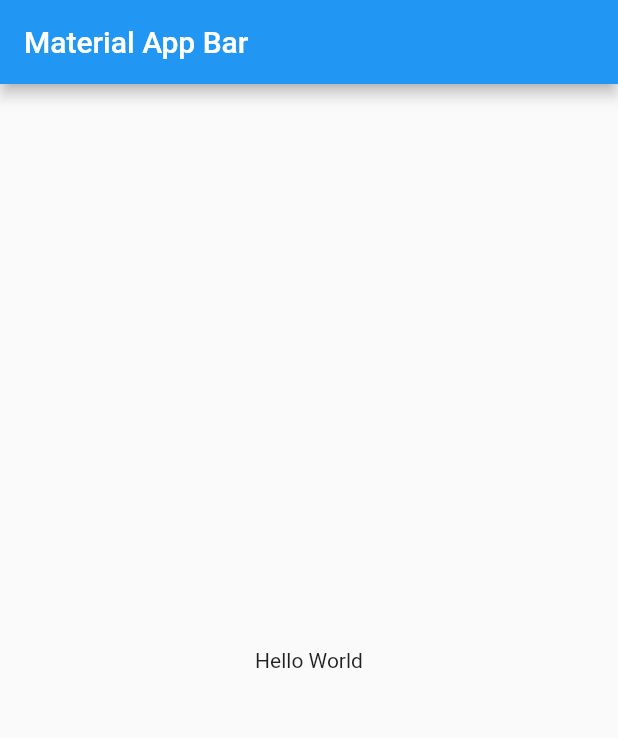
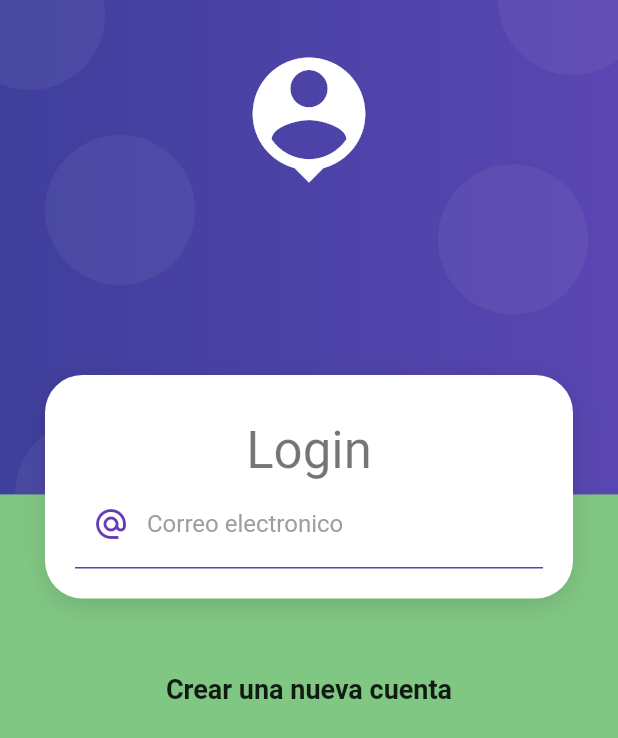
Before and after one commit to ramosjb7/tienda_zapatos, a Flutter app: the screen it shows after launch, on a phone screen of 412 x 824 dp. Shown: the top 738 px of the screen. Run offline on Flutter 3.47's test engine with Material 2 defaults, Android fonts, the phone set to English and light mode, and no system bars.

Commit message:
Primera parte de login formilario

```diff
--- a/lib/main.dart
+++ b/lib/main.dart
@@ -1,4 +1,5 @@
 import 'package:flutter/material.dart';
+import 'package:proyecto_final/screens/screens.dart';
 
 void main() => runApp(const MyApp());
 
@@ -11,16 +12,16 @@ class MyApp extends StatelessWidget {
   Widget build(BuildContext context) {
     return MaterialApp(
       debugShowCheckedModeBanner: false,
-      title: 'Material App',
-      home: Scaffold(
-        appBar: AppBar(
+      title: 'Productos Zapatos',
+      initialRoute: 'login',
+      routes: {
+        'login':(context) => const LoginScreen(),
+        'home':(context) => const HomeScreen(),
+      },
+      theme: ThemeData.light().copyWith(
+        scaffoldBackgroundColor: Colors.green[300]
+      ),
 
-          title: const Text('Material App Bar'),
-        ),
-        body: const Center(
-          child: Text('Hello World'),
-        ),
-      ),
     );
   }
 }
--- /dev/null
+++ b/lib/screens/home_screen.dart
@@ -0,0 +1,12 @@
+import 'package:flutter/material.dart';
+
+class HomeScreen extends StatelessWidget {
+  const HomeScreen({ Key? key }) : super(key: key);
+
+  @override
+  Widget build(BuildContext context) {
+    return Scaffold(
+
+    );
+  }
+}
--- /dev/null
+++ b/lib/screens/login_screen.dart
@@ -0,0 +1,85 @@
+import 'package:flutter/material.dart';
+import 'package:proyecto_final/witgets/widgets.dart';
+
+class LoginScreen extends StatelessWidget {
+  const LoginScreen({ Key? key }) : super(key: key);
+
+  @override
+  Widget build(BuildContext context) {
+    return Scaffold(
+      body: AuthBackground(
+        child: SingleChildScrollView(
+          child: Column(
+            children:[
+              const SizedBox(height: 250,),
+              CardContainer(
+                child: Column(
+                  children: [
+                    const SizedBox(height: 10,),
+                    Text(
+                      'Login',
+                      style: Theme.of(context).textTheme.headline4
+                    ),
+
+                    _LoginForm()
+
+                  ],
+                )
+              ),
+              const SizedBox(height: 50,),
+              const Text(
+                'Crear una nueva cuenta',
+                style: TextStyle(
+                  fontSize: 18,
+                  fontWeight: FontWeight.bold
+                ),
+              )
+            ]
+          ),
+        ),
+      ),
+    );
+  }
+}
+
+class _LoginForm extends StatelessWidget {
+  const _LoginForm({ Key? key }) : super(key: key);
+
+  @override
+  Widget build(BuildContext context) {
+    return Container(
+      child: Form(
+        child: Column(
+          children: [
+            TextFormField(
+              autocorrect: false,
+              keyboardType: TextInputType.emailAddress,
+              decoration: InputDecoration(
+                enabledBorder: UnderlineInputBorder(
+                  borderSide: BorderSide(
+                    color: Colors.deepPurple
+                  )
+                ),
+                focusedBorder: UnderlineInputBorder(
+                  borderSide: BorderSide(
+                    color: Colors.deepPurple,
+                    width: 2
+                  )
+                ),
+                hintText: 'brayan@gmail.com',
+                labelText: 'Correo electronico',
+                labelStyle: TextStyle(
+                  color: Colors.grey,
+                ),
+                prefixIcon: Icon(
+                  Icons.alternate_email,
+                  color: Colors.deepPurple,
+                )
+              ),
+            )
+          ],
+        ),
+      ),
+    );
+  }
+}
--- /dev/null
+++ b/lib/screens/screens.dart
@@ -0,0 +1,4 @@
+
+
+export  'package:proyecto_final/screens/home_screen.dart';
+export 'package:proyecto_final/screens/login_screen.dart';
--- /dev/null
+++ b/lib/witgets/auth_background.dart
@@ -0,0 +1,114 @@
+import 'package:flutter/material.dart';
+
+class AuthBackground extends StatelessWidget {
+  const AuthBackground({ Key? key,required this.child }) : super(key: key);
+
+  final Widget child;
+
+  @override
+  Widget build(BuildContext context) {
+    return Container(
+      width: double.infinity,
+      height: double.infinity,
+      child: Stack(
+        children: [
+          const _PurpleBox(),
+          const _HeaderIcon(),
+          child,
+        ],
+      ),
+    );
+  }
+}
+
+class _HeaderIcon extends StatelessWidget {
+  const _HeaderIcon({
+    Key? key,
+  }) : super(key: key);
+
+  @override
+  Widget build(BuildContext context) {
+    return SafeArea(
+      child: Container(
+        width: double.infinity,
+        margin: const EdgeInsets.only(top: 30),
+        child: const Icon(
+          Icons.person_pin,
+          color: Colors.white,
+          size: 100,
+        ),
+      ),
+    );
+  }
+}
+
+
+class _PurpleBox extends StatelessWidget {
+  const _PurpleBox({ Key? key }) : super(key: key);
+
+  @override
+  Widget build(BuildContext context) {
+
+    final size = MediaQuery.of(context).size;
+    return Container(
+      width: double.infinity,
+      height: size.height * 0.4,
+      decoration: _purpleBackground(),
+      child: Stack(
+        children: const [
+          Positioned(
+            child: _Bubble(),
+            top: 90,
+            left: 30
+          ),
+          Positioned(
+            child: _Bubble(),
+            top: -40,
+            left: -30
+          ),
+          Positioned(
+            child: _Bubble(),
+            top: -50,
+            right: -20
+          ),
+          Positioned(
+            child: _Bubble(),
+            bottom: -50,
+            left: 10
+          ),
+          Positioned(
+            child: _Bubble(),
+            bottom: 120,
+            right: 20
+          ),
+
+        ],
+      ),
+    );
+  }
+
+  BoxDecoration _purpleBackground()=>const BoxDecoration(
+    gradient: LinearGradient(
+      colors: [
+        Color.fromRGBO(63, 63, 156, 1),
+        Color.fromRGBO(90, 70, 178, 1),
+      ]
+    )
+  );
+}
+
+class _Bubble extends StatelessWidget {
+  const _Bubble({ Key? key }) : super(key: key);
+
+  @override
+  Widget build(BuildContext context) {
+    return Container(
+      width: 100,
+      height: 100,
+      decoration: BoxDecoration(
+        borderRadius: BorderRadius.circular(100),
+        color: const Color.fromRGBO(255, 255, 255, 0.05),
+      ),
+    );
+  }
+}
--- /dev/null
+++ b/lib/witgets/card_container.dart
@@ -0,0 +1,35 @@
+import 'package:flutter/material.dart';
+
+class CardContainer extends StatelessWidget {
+  const CardContainer({ Key? key, required this.child }) : super(key: key);
+
+  final Widget child;
+
+  @override
+  Widget build(BuildContext context) {
+    return Padding(
+      padding: const EdgeInsets.symmetric(horizontal: 30),
+      child: Container(
+        padding: const EdgeInsets.all(20),
+        width: double.infinity,
+        //height: 300,
+        decoration: _createCardShape(),
+        child: child,
+      ),
+    );
+  }
+
+  BoxDecoration _createCardShape() {
+    return BoxDecoration(
+      color: Colors.white,
+      borderRadius: BorderRadius.circular(25),
+      boxShadow: const[
+        BoxShadow(
+          color: Colors.black12,
+          blurRadius: 15,
+          offset: Offset(0,5)
+        )
+      ]
+    );
+  }
+}
--- /dev/null
+++ b/lib/witgets/widgets.dart
@@ -0,0 +1,5 @@
+
+
+
+export 'package:proyecto_final/witgets/auth_background.dart';
+export 'package:proyecto_final/witgets/card_container.dart';
```
